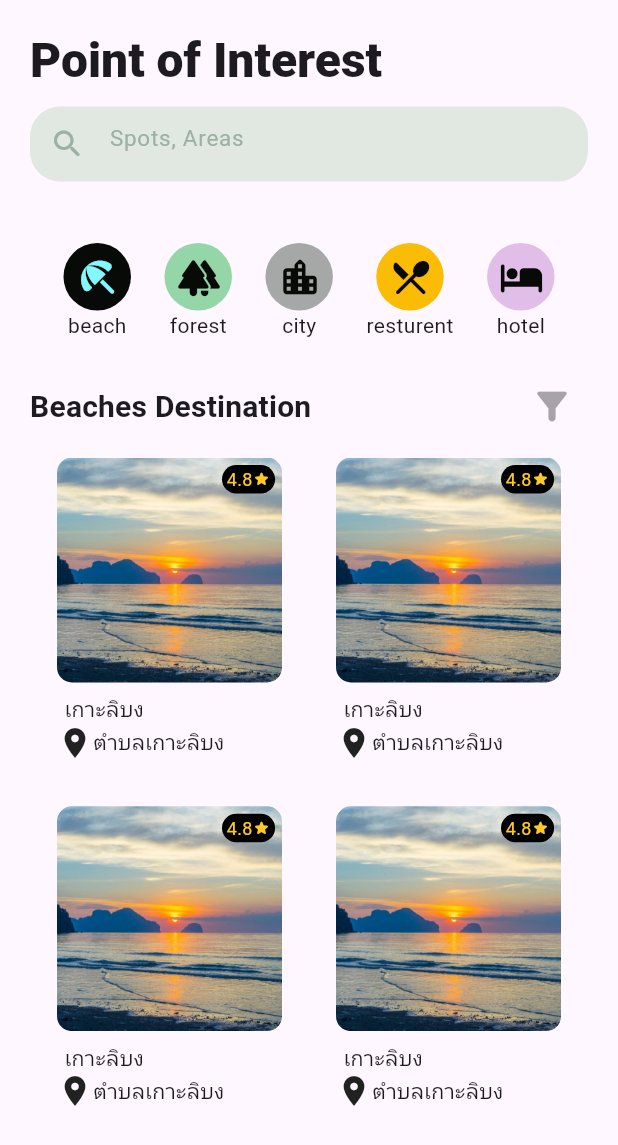
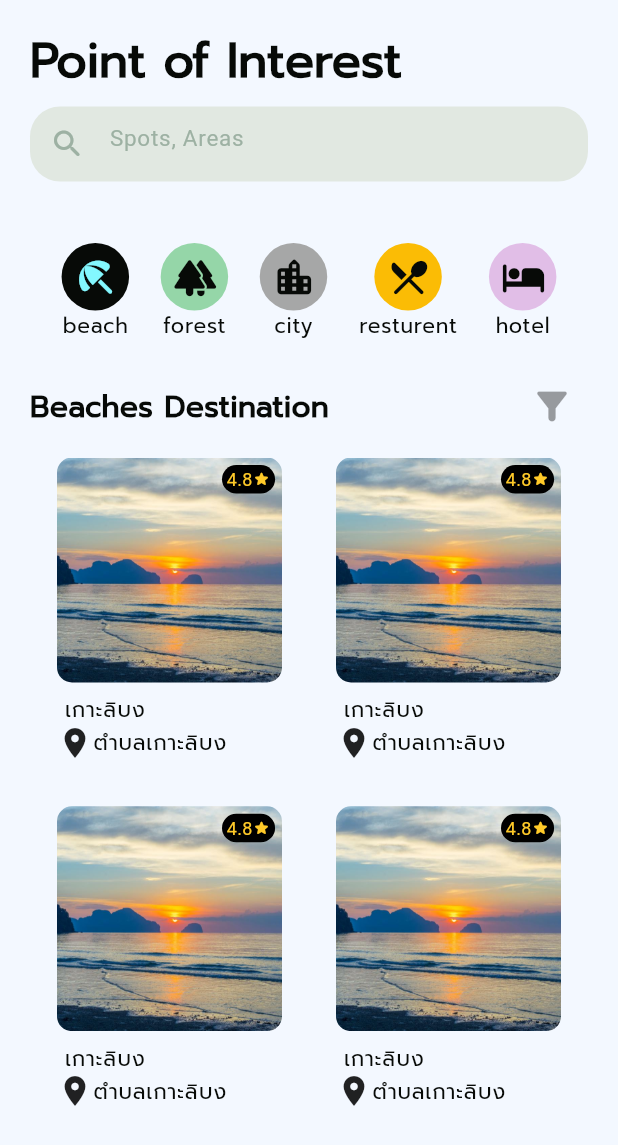
Before and after one commit to sh4dowstorm/Moblie_Project, a Flutter app: the screen it shows after launch, after a tap on the "beach access" icon, on a phone screen of 412 x 824 dp. Shown: the top 1145 px of the screen. Run offline on Flutter 3.47's test engine with Material 3 defaults, Android fonts, the phone set to English and light mode, and no system bars; our stand-ins replace google_fonts; missing offline and left inert: bcrypt.

Commit message:
update fonts

```diff
--- a/lib/main.dart
+++ b/lib/main.dart
@@ -14,12 +14,22 @@ void main() {
         // text theme
         textTheme: const TextTheme(
           titleLarge: TextStyle(
+            color: Color(0xFF070A07),
             fontSize: 32,
             fontWeight: FontWeight.w800,
+            fontFamily: 'Prompt',
           ),
           titleMedium: TextStyle(
+            color: Color(0xFF070A07),
             fontSize: 20,
-            fontWeight: FontWeight.w700
+            fontWeight: FontWeight.w700,
+            fontFamily: 'Prompt',
+          ),
+          labelSmall: TextStyle(
+            color: Color(0xFF070A07),
+            fontSize: 14,
+            fontWeight: FontWeight.w400,
+            fontFamily: 'Prompt',
           ),
         ),
 
@@ -39,6 +49,13 @@ void main() {
             iconSize: MaterialStatePropertyAll(30),
           ),
         ),
+
+        // blackgroud, main, accent,... color
+        colorScheme: const ColorScheme.light(
+          background: Color(0xFFF3F8FF),
+          primary: Color(0xFFDAEEE0),
+          secondary: Color(0xFFA6CEB1),
+        ),
       ),
       debugShowCheckedModeBanner: false,
     ),
--- a/lib/pages/home_screen.dart
+++ b/lib/pages/home_screen.dart
@@ -93,6 +93,7 @@ class _HomeScreenState extends State<HomeScreen> {
   Widget build(BuildContext context) {
     return SafeArea(
       child: Scaffold(
+        backgroundColor: Theme.of(context).colorScheme.background,
         body: Padding(
           padding: const EdgeInsets.fromLTRB(20, 0, 20, 0),
           child: CustomScrollView(
--- a/lib/pages/place_detail_screen.dart
+++ b/lib/pages/place_detail_screen.dart
@@ -14,7 +14,15 @@ class _PlaceDetailScreenState extends State<PlaceDetailScreen> {
   @override
   Widget build(BuildContext context) {
     return SafeArea(
-      child: Scaffold(),
+      child: Scaffold(
+        backgroundColor: Theme.of(context).colorScheme.background,
+        appBar: AppBar(
+          leading: IconButton(
+            icon: const Icon(Icons.arrow_back_ios_new_rounded),
+            onPressed: () => Navigator.of(context).pop(),
+          ),
+        ),
+      ),
     );
   }
 }
--- a/lib/widgets/place_category.dart
+++ b/lib/widgets/place_category.dart
@@ -70,7 +70,7 @@ class PlaceCategoryButton extends StatelessWidget {
                 .copyWith(iconColor: MaterialStatePropertyAll(iconColor)),
           ),
         ),
-        Text(label),
+        Text(label,style: Theme.of(mainContext).textTheme.labelSmall,),
       ],
     );
   }
--- a/lib/widgets/place_display.dart
+++ b/lib/widgets/place_display.dart
@@ -61,13 +61,18 @@ class PlaceDisplay extends StatelessWidget {
             )
           ],
         ),
-        const SizedBox(height: 8,),
+        const SizedBox(
+          height: 8,
+        ),
 
         // place name
         Container(
           padding: const EdgeInsets.only(left: 5),
           width: 150,
-          child: Text(place.name),
+          child: Text(
+            place.name,
+            style: Theme.of(context).textTheme.labelSmall,
+          ),
         ),
 
         // place location
@@ -81,6 +86,7 @@ class PlaceDisplay extends StatelessWidget {
               ),
               Text(
                 place.located,
+                style: Theme.of(context).textTheme.labelSmall,
               ),
             ],
           ),
```
Also changed, not shown: pubspec.yaml (+7 -1 lines), assets/fonts/Prompt-Italic.ttf (added), assets/fonts/Prompt-Regular.ttf (added).
